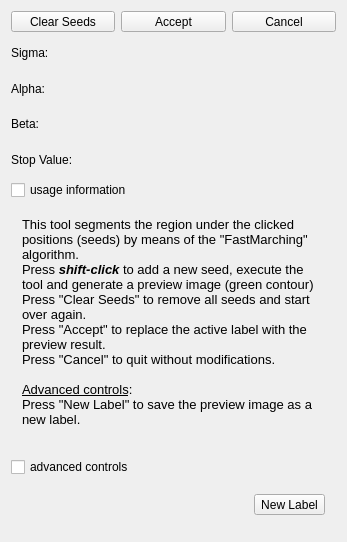
Old version of the form Modules/SegmentationUI/Qmitk/QmitkFastMarchingToolGUIControls.ui in the repository MITK/MITK.
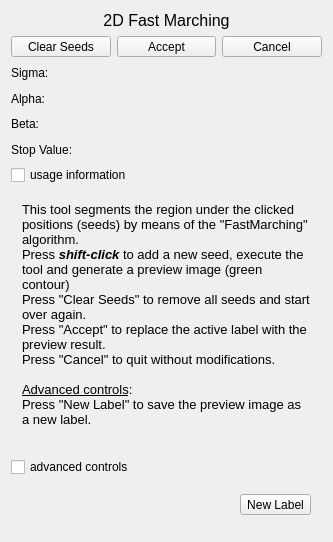
New version of the form. Icons and pictures are not drawn. Custom widgets are drawn as their Qt base class.

Patch:
```diff
--- a/Modules/SegmentationUI/Qmitk/QmitkFastMarchingToolGUIControls.ui
+++ b/Modules/SegmentationUI/Qmitk/QmitkFastMarchingToolGUIControls.ui
@@ -6,7 +6,7 @@
    <rect>
     <x>0</x>
     <y>0</y>
-    <width>347</width>
+    <width>333</width>
     <height>542</height>
    </rect>
   </property>
@@ -29,6 +29,21 @@
    <string/>
   </property>
   <layout class="QVBoxLayout" name="verticalLayout_2">
+   <item>
+    <widget class="QLabel" name="label_5">
+     <property name="font">
+      <font>
+       <pointsize>12</pointsize>
+      </font>
+     </property>
+     <property name="text">
+      <string>2D Fast Marching</string>
+     </property>
+     <property name="alignment">
+      <set>Qt::AlignCenter</set>
+     </property>
+    </widget>
+   </item>
    <item>
     <layout class="QHBoxLayout" name="horizontalLayout">
      <item>
```
